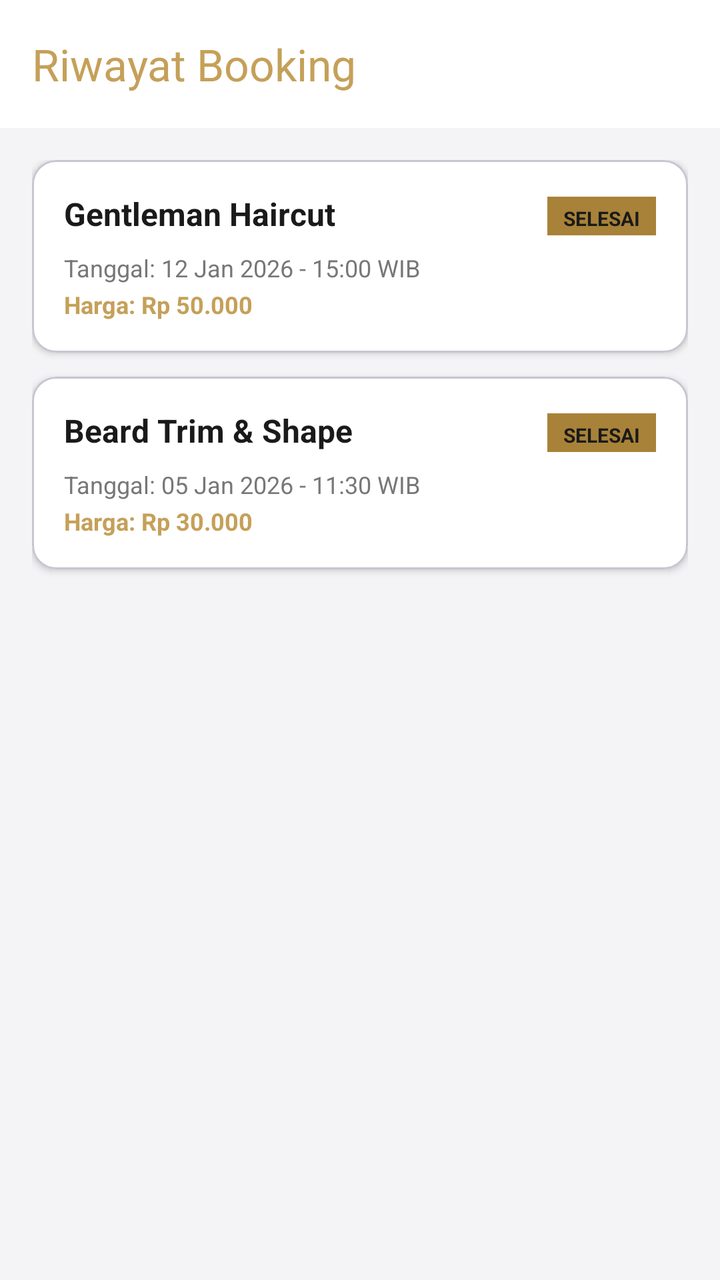
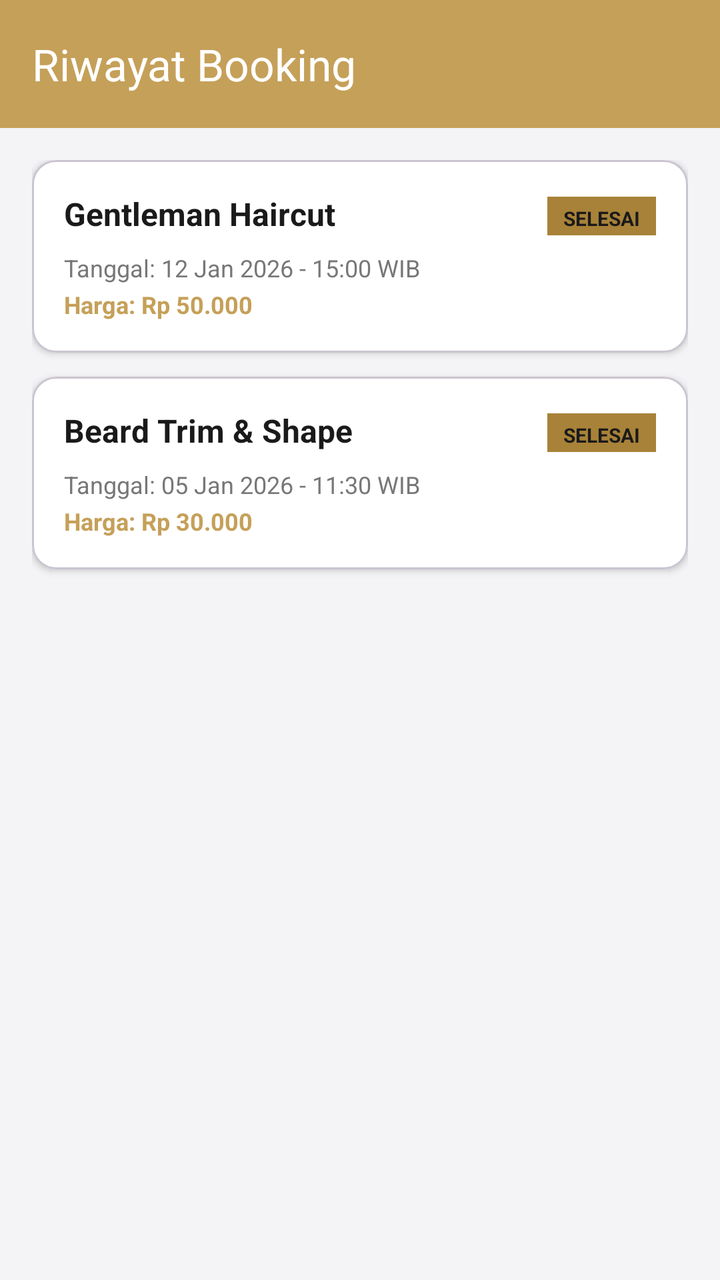

Screens rendered from an Android XML layout before and after an edit, with the pre-edit source and the edit as a unified diff.
<!-- AndroidManifest.xml: application theme Theme.SLM_Doritos -->
<!-- res/layout/fragment_riwayat.xml -->
<?xml version="1.0" encoding="utf-8"?>
<androidx.constraintlayout.widget.ConstraintLayout xmlns:android="http://schemas.android.com/apk/res/android"
    xmlns:app="http://schemas.android.com/apk/res-auto"
    android:layout_width="match_parent"
    android:layout_height="match_parent"
    android:background="@color/bg_dark">

    <androidx.appcompat.widget.Toolbar
        android:id="@+id/toolbar"
        android:layout_width="match_parent"
        android:layout_height="?attr/actionBarSize"
        android:background="@color/card_dark"
        app:layout_constraintEnd_toEndOf="parent"
        app:layout_constraintStart_toStartOf="parent"
        app:layout_constraintTop_toTopOf="parent"
        app:title="Riwayat Booking"
        app:titleTextColor="@color/gold_primary" />

    <androidx.core.widget.NestedScrollView
        android:layout_width="match_parent"
        android:layout_height="0dp"
        android:padding="16dp"
        app:layout_constraintBottom_toBottomOf="parent"
        app:layout_constraintTop_toBottomOf="@+id/toolbar">

        <LinearLayout
            android:layout_width="match_parent"
            android:layout_height="wrap_content"
            android:orientation="vertical">

            
            <com.google.android.material.card.MaterialCardView
                android:layout_width="match_parent"
                android:layout_height="wrap_content"
                android:layout_marginBottom="12dp"
                app:cardBackgroundColor="@color/card_dark"
                app:cardCornerRadius="12dp"
                app:cardElevation="2dp">

                <LinearLayout
                    android:layout_width="match_parent"
                    android:layout_height="wrap_content"
                    android:orientation="vertical"
                    android:padding="16dp">

                    <LinearLayout
                        android:layout_width="match_parent"
                        android:layout_height="wrap_content"
                        android:orientation="horizontal">

                        <TextView
                            android:layout_width="0dp"
                            android:layout_height="wrap_content"
                            android:layout_weight="1"
                            android:text="Gentleman Haircut"
                            android:textColor="@color/text_white"
                            android:textSize="16sp"
                            android:textStyle="bold" />

                        <TextView
                            android:layout_width="wrap_content"
                            android:layout_height="wrap_content"
                            android:background="@color/gold_dark"
                            android:paddingHorizontal="8dp"
                            android:paddingVertical="4dp"
                            android:text="SELESAI"
                            android:textColor="@color/text_white"
                            android:textSize="10sp"
                            android:textStyle="bold" />
                    </LinearLayout>

                    <TextView
                        android:layout_width="wrap_content"
                        android:layout_height="wrap_content"
                        android:layout_marginTop="8dp"
                        android:text="Tanggal: 12 Jan 2026 - 15:00 WIB"
                        android:textColor="@color/text_muted"
                        android:textSize="12sp" />

                    <TextView
                        android:layout_width="wrap_content"
                        android:layout_height="wrap_content"
                        android:layout_marginTop="2dp"
                        android:text="Harga: Rp 50.000"
                        android:textColor="@color/gold_primary"
                        android:textSize="12sp"
                        android:textStyle="bold" />
                </LinearLayout>
            </com.google.android.material.card.MaterialCardView>

            
            <com.google.android.material.card.MaterialCardView
                android:layout_width="match_parent"
                android:layout_height="wrap_content"
                android:layout_marginBottom="12dp"
                app:cardBackgroundColor="@color/card_dark"
                app:cardCornerRadius="12dp"
                app:cardElevation="2dp">

                <LinearLayout
                    android:layout_width="match_parent"
                    android:layout_height="wrap_content"
                    android:orientation="vertical"
                    android:padding="16dp">

                    <LinearLayout
                        android:layout_width="match_parent"
                        android:layout_height="wrap_content"
                        android:orientation="horizontal">

                        <TextView
                            android:layout_width="0dp"
                            android:layout_height="wrap_content"
                            android:layout_weight="1"
                            android:text="Beard Trim &amp; Shape"
                            android:textColor="@color/text_white"
                            android:textSize="16sp"
                            android:textStyle="bold" />

                        <TextView
                            android:layout_width="wrap_content"
                            android:layout_height="wrap_content"
                            android:background="@color/gold_dark"
                            android:paddingHorizontal="8dp"
                            android:paddingVertical="4dp"
                            android:text="SELESAI"
                            android:textColor="@color/text_white"
                            android:textSize="10sp"
                            android:textStyle="bold" />
                    </LinearLayout>

                    <TextView
                        android:layout_width="wrap_content"
                        android:layout_height="wrap_content"
                        android:layout_marginTop="8dp"
                        android:text="Tanggal: 05 Jan 2026 - 11:30 WIB"
                        android:textColor="@color/text_muted"
                        android:textSize="12sp" />

                    <TextView
                        android:layout_width="wrap_content"
                        android:layout_height="wrap_content"
                        android:layout_marginTop="2dp"
                        android:text="Harga: Rp 30.000"
                        android:textColor="@color/gold_primary"
                        android:textSize="12sp"
                        android:textStyle="bold" />
                </LinearLayout>
            </com.google.android.material.card.MaterialCardView>

        </LinearLayout>

    </androidx.core.widget.NestedScrollView>

</androidx.constraintlayout.widget.ConstraintLayout>
<!-- resources referenced by this layout -->
<resources>
  <color name="bg_dark">#F4F4F6</color>
  <color name="card_dark">#FFFFFF</color>
  <color name="gold_dark">#A88238</color>
  <color name="gold_primary">#C5A059</color>
  <color name="text_muted">#777777</color>
  <color name="text_white">#1A1A1A</color>
  <style name="Theme.SLM_Doritos" parent="Base.Theme.SLM_Doritos" />
  <style name="Base.Theme.SLM_Doritos" parent="Theme.Material3.DayNight.NoActionBar">
          <item name="colorPrimary">@color/gold_primary</item>
          <item name="colorOnPrimary">@color/bg_dark</item>
          <item name="android:windowBackground">@color/bg_dark</item>
          <item name="android:textColorPrimary">@color/text_white</item>
      </style>
</resources>

<!-- the commit's change to res/layout/fragment_riwayat.xml (unified diff, before → after) -->
@@ -9,12 +9,12 @@
         android:id="@+id/toolbar"
         android:layout_width="match_parent"
         android:layout_height="?attr/actionBarSize"
-        android:background="@color/card_dark"
+        android:background="?attr/colorPrimary"
         app:layout_constraintEnd_toEndOf="parent"
         app:layout_constraintStart_toStartOf="parent"
         app:layout_constraintTop_toTopOf="parent"
         app:title="Riwayat Booking"
-        app:titleTextColor="@color/gold_primary" />
+        app:titleTextColor="@android:color/white" />
 
     <androidx.core.widget.NestedScrollView
         android:layout_width="match_parent"
